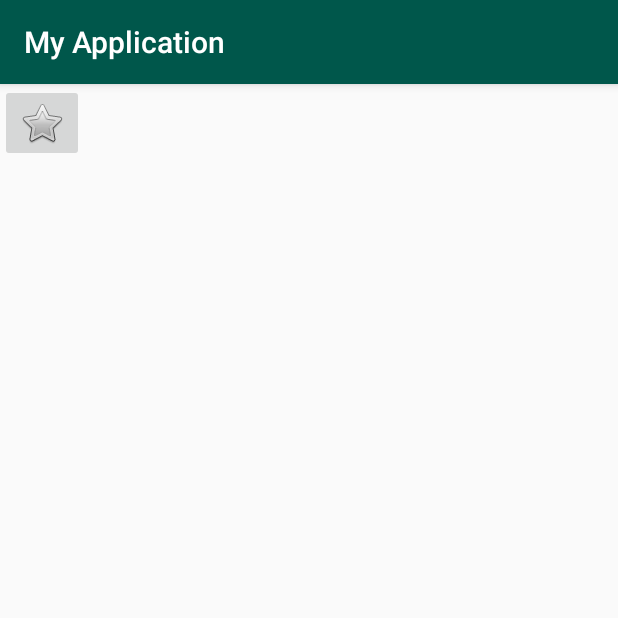
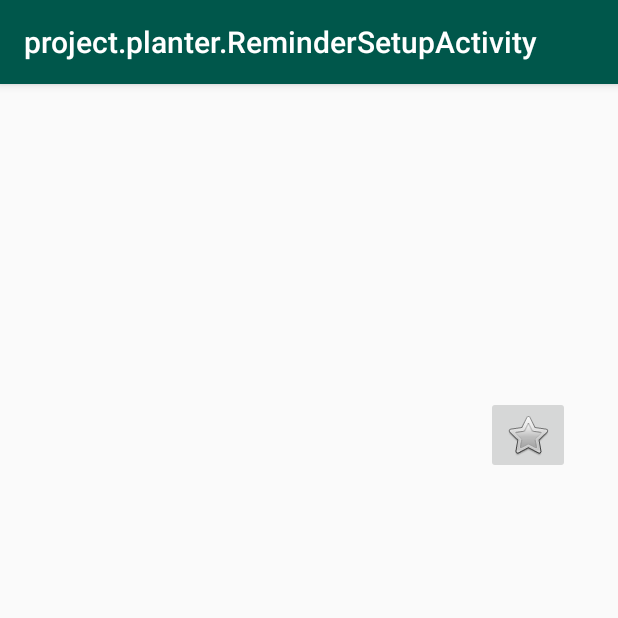
Before and after one commit to grace7023/planter-old, an Android app: the ReminderSetupActivity screen opened directly, with no data from a screen before it, on a phone screen of 412 x 824 dp, the top half of it. Run offline under Robolectric (Android 15) with nearby library versions, the phone set to English and light mode, and no system bars.

Commit message:
Removed app name and > modified ReminderSetupActivity class.

```diff
--- a/app/src/main/AndroidManifest.xml
+++ b/app/src/main/AndroidManifest.xml
@@ -5,7 +5,6 @@
     <application
         android:allowBackup="true"
         android:icon="@mipmap/ic_launcher"
-        android:label="@string/app_name"
         android:roundIcon="@mipmap/ic_launcher_round"
         android:supportsRtl="true"
         android:theme="@style/AppTheme">
@@ -20,3 +19,5 @@
     </application>
 
 </manifest>
+
+<!--android:label="@string/app_name"-->
--- a/app/src/main/java/project/planter/ReminderSetupActivity.java
+++ b/app/src/main/java/project/planter/ReminderSetupActivity.java
@@ -2,7 +2,6 @@ package project.planter;
 
 import android.os.Bundle;
 import android.support.v7.app.AppCompatActivity;
-import android.widget.Button;
 import android.widget.EditText;
 import android.widget.ImageButton;
 
--- a/app/src/main/res/layout/activity_remindersetup.xml
+++ b/app/src/main/res/layout/activity_remindersetup.xml
@@ -10,7 +10,9 @@
         android:id="@+id/CreateReminderButton"
         android:layout_width="wrap_content"
         android:layout_height="wrap_content"
-        app:srcCompat="@android:drawable/btn_star"
-        tools:layout_editor_absoluteX="0dp"
-        tools:layout_editor_absoluteY="297dp" />
+        android:layout_marginTop="208dp"
+        android:layout_marginEnd="32dp"
+        app:layout_constraintEnd_toEndOf="parent"
+        app:layout_constraintTop_toTopOf="parent"
+        app:srcCompat="@android:drawable/btn_star" />
 </android.support.constraint.ConstraintLayout>
--- a/app/src/main/res/values/strings.xml
+++ b/app/src/main/res/values/strings.xml
@@ -1,3 +1,4 @@
 <resources>
-    <string name="app_name">My Application</string>
+
 </resources>
+<!--<string name="app_name">My Application</string>-->
```
